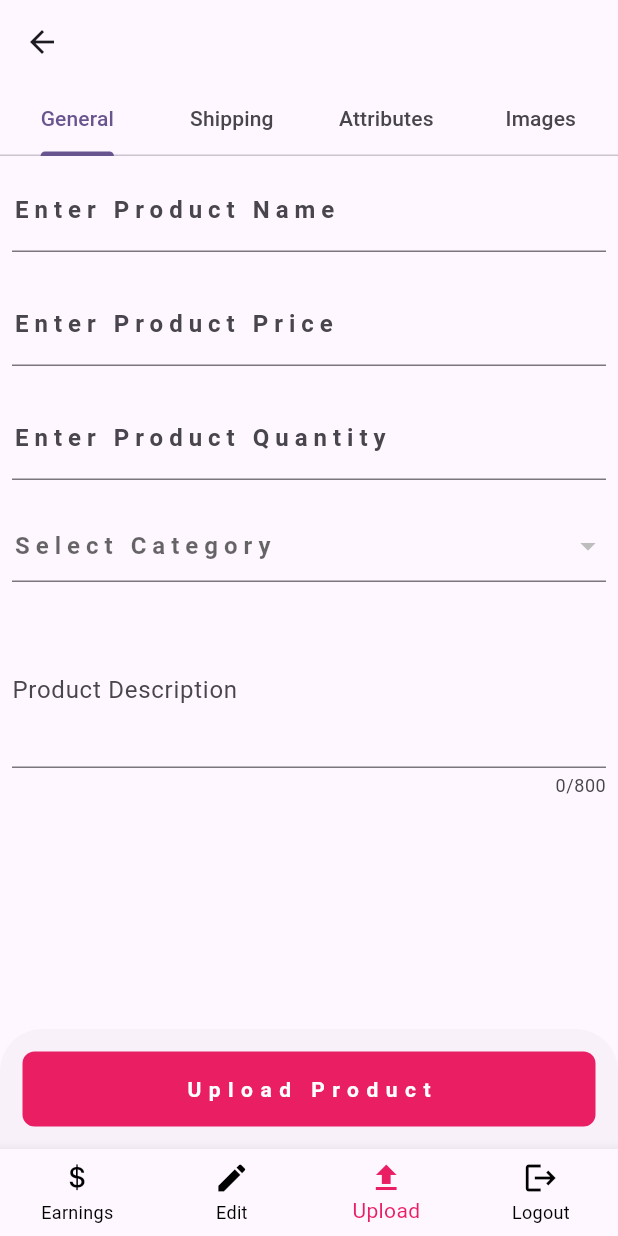
After one commit to shindejayesh987/ShopHub, a Flutter app: the MainVendorScreen screen opened directly, item 3 of the bottom bar chosen, on a phone screen of 412 x 824 dp. The commit adds this screen. Run offline on Flutter 3.47's test engine with Material 3 defaults, Android fonts, the phone set to English and light mode, and no system bars; our stand-ins replace cloud_firestore, firebase_auth, firebase_core, firebase_storage, flutter_easyloading, image_picker; missing offline and left inert: country_state_city_picker, firebase_ui_auth; accounts and stored records are empty; network calls fail.

Commit message:
Completed till section-29

```diff
--- /dev/null
+++ b/lib/vendor/provider/product_provider.dart
@@ -0,0 +1,47 @@
+import 'package:flutter/material.dart';
+
+class ProductProvider with ChangeNotifier {
+  Map<String, dynamic> productData = {};
+
+  getFormData({
+    String? productName,
+    double? productPrice,
+    int? productQuantity,
+    String? category,
+    String? description,
+    bool? chargeShipping,
+    double? shippingCharge,
+    String? brandName,
+    List<String>? sizeList,
+  }) {
+    if (productName != null) {
+      productData['productName'] = productName;
+    }
+    if (productPrice != null) {
+      productData['productPrice'] = productPrice;
+    }
+    if (productQuantity != null) {
+      productData['productQuantity'] = productQuantity;
+    }
+    if (category != null) {
+      productData['category'] = category;
+    }
+    if (description != null) {
+      productData['Description'] = description;
+    }
+    if (chargeShipping != null) {
+      productData['chargeShipping'] = chargeShipping;
+    }
+    if (shippingCharge != null) {
+      productData['shippingCharge'] = shippingCharge;
+    }
+    if (brandName != null) {
+      productData['brandName'] = brandName;
+    }
+    if (sizeList != null) {
+      productData['sizeList'] = sizeList;
+    }
+
+    notifyListeners();
+  }
+}
--- /dev/null
+++ b/lib/vendor/views/screens/main_vendor_screen.dart
@@ -0,0 +1,68 @@
+import 'package:flutter/cupertino.dart';
+import 'package:flutter/material.dart';
+import 'package:vendor_app_only/vendor/views/screens/earnings_screen.dart';
+import 'package:vendor_app_only/vendor/views/screens/edit_screen.dart';
+import 'package:vendor_app_only/vendor/views/screens/logout_screen.dart';
+import 'package:vendor_app_only/vendor/views/screens/upload_screen.dart';
+
+class MainVendorScreen extends StatefulWidget {
+  const MainVendorScreen({super.key});
+
+  @override
+  State<MainVendorScreen> createState() => _MainVendorScreenState();
+}
+
+class _MainVendorScreenState extends State<MainVendorScreen> {
+  int _pageIndex = 0;
+
+  List<Widget> _pages = [
+    EarningsScreen(),
+    EditProductScreen(),
+    UploadScreen(),
+    LogoutScreen()
+  ];
+
+  @override
+  Widget build(BuildContext context) {
+    return Scaffold(
+      bottomNavigationBar: BottomNavigationBar(
+        currentIndex: _pageIndex,
+        onTap: (value) {
+          setState(() {
+            _pageIndex = value;
+          });
+        },
+        type: BottomNavigationBarType.fixed,
+        unselectedItemColor: Colors.black,
+        selectedItemColor: Colors.pink,
+        items: [
+          BottomNavigationBarItem(
+            icon: Icon(
+              CupertinoIcons.money_dollar,
+            ),
+            label: 'Earnings',
+          ),
+          BottomNavigationBarItem(
+            icon: Icon(
+              Icons.edit,
+            ),
+            label: 'Edit',
+          ),
+          BottomNavigationBarItem(
+            icon: Icon(
+              Icons.upload,
+            ),
+            label: 'Upload',
+          ),
+          BottomNavigationBarItem(
+            icon: Icon(
+              Icons.logout,
+            ),
+            label: 'Logout',
+          ),
+        ],
+      ),
+      body: _pages[_pageIndex],
+    );
+  }
+}
--- /dev/null
+++ b/lib/vendor/views/screens/tab_bar_screen/general_screen.dart
@@ -0,0 +1,126 @@
+import 'package:cloud_firestore/cloud_firestore.dart';
+//import 'package:firebase_core/firebase_core.dart';
+import 'package:flutter/material.dart';
+import 'package:provider/provider.dart';
+import 'package:vendor_app_only/vendor/provider/product_provider.dart';
+
+class GeneralScreen extends StatefulWidget {
+  @override
+  State<GeneralScreen> createState() => _GeneralScreenState();
+}
+
+class _GeneralScreenState extends State<GeneralScreen> {
+  final FirebaseFirestore _firestore = FirebaseFirestore.instance;
+
+  final List<String> _categoryList = [];
+
+  _getCategories() {
+    return _firestore
+        .collection('categories')
+        .get()
+        .then((QuerySnapshot querySnapshot) {
+      querySnapshot.docs.forEach((doc) {
+        setState(() {
+          _categoryList.add(doc['categoryName']);
+        });
+      });
+    });
+  }
+
+  @override
+  void initState() {
+    _getCategories();
+    super.initState();
+  }
+
+  @override
+  Widget build(BuildContext context) {
+    final ProductProvider _productProvider =
+        Provider.of<ProductProvider>(context);
+    return Scaffold(
+        body: Padding(
+      padding: const EdgeInsets.all(8.0),
+      child: SingleChildScrollView(
+        child: Column(
+          children: [
+            TextFormField(
+              onChanged: (value) {
+                _productProvider.getFormData(productName: value);
+              },
+              decoration: InputDecoration(
+                labelText: 'Enter Product Name',
+                labelStyle: TextStyle(
+                  fontWeight: FontWeight.bold,
+                  letterSpacing: 4,
+                ),
+              ),
+            ),
+            SizedBox(
+              height: 20,
+            ),
+            TextFormField(
+              onChanged: (value) {
+                _productProvider.getFormData(productPrice: double.parse(value));
+              },
+              decoration: InputDecoration(
+                labelText: 'Enter Product Price',
+                labelStyle: TextStyle(
+                  fontWeight: FontWeight.bold,
+                  letterSpacing: 4,
+                ),
+              ),
+            ),
+            SizedBox(
+              height: 20,
+            ),
+            TextFormField(
+              onChanged: (value) {
+                _productProvider.getFormData(productQuantity: int.parse(value));
+              },
+              decoration: InputDecoration(
+                hintText: 'Enter Product Quantity',
+                labelText: 'Enter Product Quantity',
+                labelStyle: TextStyle(
+                  fontWeight: FontWeight.bold,
+                  letterSpacing: 4,
+                ),
+              ),
+            ),
+            SizedBox(
+              height: 20,
+            ),
+            DropdownButtonFormField(
+                hint: Text(
+                  'Select Category',
+                  style: TextStyle(
+                      fontSize: 16,
+                      fontWeight: FontWeight.bold,
+                      letterSpacing: 4),
+                ),
+                items: _categoryList.map<DropdownMenuItem<dynamic>>((e) {
+                  return DropdownMenuItem(value: e, child: Text(e));
+                }).toList(),
+                onChanged: (value) {
+                  _productProvider.getFormData(category: value);
+                }),
+            SizedBox(
+              height: 20,
+            ),
+            TextFormField(
+              onChanged: (value) {
+                _productProvider.getFormData(description: value);
+              },
+              maxLines: 10,
+              minLines: 3,
+              maxLength: 800,
+              decoration: InputDecoration(
+                hintText: 'Enter Product Description',
+                labelText: 'Product Description',
+              ),
+            )
+          ],
+        ),
+      ),
+    ));
+  }
+}
--- /dev/null
+++ b/lib/vendor/views/screens/upload_screen.dart
@@ -0,0 +1,74 @@
+import 'package:flutter/material.dart';
+import 'package:provider/provider.dart';
+import 'package:vendor_app_only/vendor/provider/product_provider.dart';
+import 'package:vendor_app_only/vendor/views/screens/tab_bar_screen/attributes_screen.dart';
+import 'package:vendor_app_only/vendor/views/screens/tab_bar_screen/general_screen.dart';
+import 'package:vendor_app_only/vendor/views/screens/tab_bar_screen/images_screen.dart';
+import 'package:vendor_app_only/vendor/views/screens/tab_bar_screen/shipping_screen.dart';
+
+class UploadScreen extends StatelessWidget {
+  const UploadScreen({super.key});
+
+  @override
+  Widget build(BuildContext context) {
+    final ProductProvider _productProvider =
+        Provider.of<ProductProvider>(context);
+    return DefaultTabController(
+      length: 5,
+      child: Scaffold(
+        appBar: AppBar(
+          bottom: TabBar(tabs: [
+            Tab(
+              child: Text('General'),
+            ),
+            Tab(
+              child: Text('Shipping'),
+            ),
+            Tab(
+              child: Text('Attributes'),
+            ),
+            Tab(
+              child: Text('Images'),
+            ),
+          ]),
+        ),
+        body: TabBarView(children: [
+          GeneralScreen(),
+          ShippingScreen(),
+          AttributesScreen(),
+          ImagesScreen(),
+        ]),
+        bottomSheet: Padding(
+          padding: const EdgeInsets.all(15.0),
+          child: InkWell(
+            onTap: () {
+              print(_productProvider.productData['productName']);
+              print(_productProvider.productData['category']);
+              print(_productProvider.productData['chargeShipping']);
+              print(_productProvider.productData['sizeList']);
+            },
+            child: Container(
+              height: 50,
+              decoration: BoxDecoration(
+                color: Colors.pink,
+                borderRadius: BorderRadius.circular(
+                  8,
+                ),
+              ),
+              child: Center(
+                child: Text(
+                  'Upload Product',
+                  style: TextStyle(
+                    color: Colors.white,
+                    letterSpacing: 5,
+                    fontWeight: FontWeight.bold,
+                  ),
+                ),
+              ),
+            ),
+          ),
+        ),
+      ),
+    );
+  }
+}
--- a/pubspec.yaml
+++ b/pubspec.yaml
@@ -42,6 +42,7 @@ dependencies:
   image_picker: ^1.0.1
   country_state_city_picker: ^1.2.8
   flutter_easyloading: ^3.0.5
+  provider: ^6.0.5
 
 dev_dependencies:
   flutter_test:
```
Also changed, not shown: lib/main.dart (+12 -1 lines), lib/vendor/views/screens/earnings_screen.dart (added, +14 -0 lines), lib/vendor/views/screens/edit_screen.dart (added, +14 -0 lines), lib/vendor/views/screens/landing_screen.dart (+5 -3 lines), lib/vendor/views/screens/logout_screen.dart (added, +25 -0 lines), lib/vendor/views/screens/tab_bar_screen/attributes_screen.dart (added, +122 -0 lines), lib/vendor/views/screens/tab_bar_screen/images_screen.dart (added, +14 -0 lines), lib/vendor/views/screens/tab_bar_screen/shipping_screen.dart (added, +47 -0 lines), pubspec.lock.
